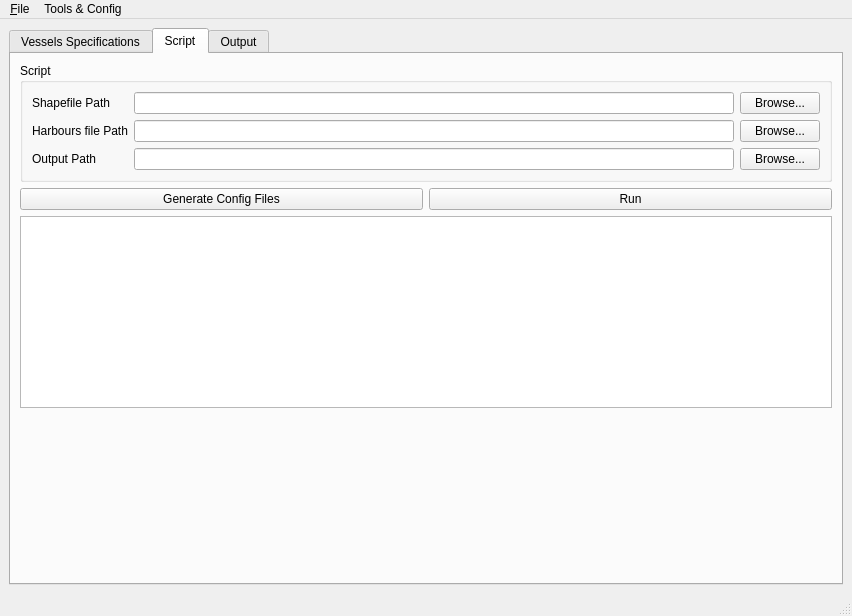
First picture: the form in vesseleditor/vesseleditormainwindow.ui, repository frabas/DISPLACE_GUI, before the edit.
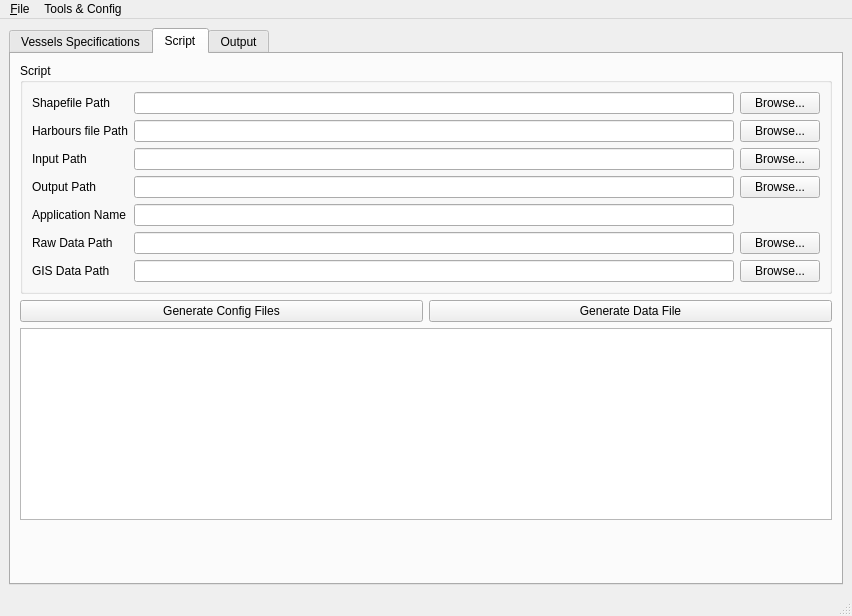
Second picture: the form after the edit. The open tabs and pages were chosen to show the change.

Commit message: New fields added to Vessel Editor. Arguments passed to Scripts.

The edit to the form file:
```diff
--- a/vesseleditor/vesseleditormainwindow.ui
+++ b/vesseleditor/vesseleditormainwindow.ui
@@ -73,18 +73,45 @@
            <string>Script</string>
           </property>
           <layout class="QGridLayout" name="gridLayout">
-           <item row="2" column="0">
+           <item row="6" column="0">
+            <widget class="QLabel" name="label_8">
+             <property name="text">
+              <string>GIS Data Path</string>
+             </property>
+            </widget>
+           </item>
+           <item row="5" column="0">
+            <widget class="QLabel" name="label_7">
+             <property name="text">
+              <string>Raw Data Path</string>
+             </property>
+            </widget>
+           </item>
+           <item row="6" column="1">
+            <widget class="QLineEdit" name="gisPath"/>
+           </item>
+           <item row="0" column="1">
+            <widget class="QLineEdit" name="shapefilePath"/>
+           </item>
+           <item row="4" column="1">
+            <widget class="QLineEdit" name="applicationName"/>
+           </item>
+           <item row="3" column="1">
+            <widget class="QLineEdit" name="outputPath"/>
+           </item>
+           <item row="3" column="0">
             <widget class="QLabel" name="label_5">
              <property name="text">
               <string>Output Path</string>
              </property>
             </widget>
            </item>
-           <item row="2" column="1">
-            <widget class="QLineEdit" name="outputPath"/>
-           </item>
-           <item row="1" column="1">
-            <widget class="QLineEdit" name="harbourFilePath"/>
+           <item row="3" column="3">
+            <widget class="QPushButton" name="browseOutputPath">
+             <property name="text">
+              <string>Browse...</string>
+             </property>
+            </widget>
            </item>
            <item row="1" column="0">
             <widget class="QLabel" name="label_2">
@@ -100,30 +127,64 @@
              </property>
             </widget>
            </item>
-           <item row="0" column="1">
-            <widget class="QLineEdit" name="shapefilePath"/>
-           </item>
-           <item row="2" column="2">
-            <widget class="QPushButton" name="browseOutputPath">
-             <property name="text">
-              <string>Browse...</string>
-             </property>
-            </widget>
-           </item>
-           <item row="0" column="2">
-            <widget class="QPushButton" name="browseShapefilePath">
-             <property name="text">
-              <string>Browse...</string>
-             </property>
-            </widget>
-           </item>
-           <item row="1" column="2">
+           <item row="1" column="3">
             <widget class="QPushButton" name="browseHarboursPath">
              <property name="text">
               <string>Browse...</string>
              </property>
             </widget>
            </item>
+           <item row="1" column="1">
+            <widget class="QLineEdit" name="harbourFilePath"/>
+           </item>
+           <item row="2" column="0">
+            <widget class="QLabel" name="label_9">
+             <property name="text">
+              <string>Input Path</string>
+             </property>
+            </widget>
+           </item>
+           <item row="2" column="1">
+            <widget class="QLineEdit" name="inputPath"/>
+           </item>
+           <item row="5" column="1">
+            <widget class="QLineEdit" name="rawPath"/>
+           </item>
+           <item row="0" column="3">
+            <widget class="QPushButton" name="browseShapefilePath">
+             <property name="text">
+              <string>Browse...</string>
+             </property>
+            </widget>
+           </item>
+           <item row="4" column="0">
+            <widget class="QLabel" name="label_3">
+             <property name="text">
+              <string>Application Name</string>
+             </property>
+            </widget>
+           </item>
+           <item row="2" column="3">
+            <widget class="QPushButton" name="browseInputPath">
+             <property name="text">
+              <string>Browse...</string>
+             </property>
+            </widget>
+           </item>
+           <item row="5" column="3">
+            <widget class="QPushButton" name="browseRawPath">
+             <property name="text">
+              <string>Browse...</string>
+             </property>
+            </widget>
+           </item>
+           <item row="6" column="3">
+            <widget class="QPushButton" name="browseGISPath">
+             <property name="text">
+              <string>Browse...</string>
+             </property>
+            </widget>
+           </item>
           </layout>
          </widget>
         </item>
@@ -139,7 +200,7 @@
           <item>
            <widget class="QPushButton" name="run">
             <property name="text">
-             <string>Run</string>
+             <string>Generate Data File</string>
             </property>
            </widget>
           </item>
@@ -213,20 +274,6 @@
                  </property>
                 </spacer>
                </item>
-               <item row="0" column="0">
-                <widget class="QLabel" name="label_3">
-                 <property name="text">
-                  <string>Application Name</string>
-                 </property>
-                </widget>
-               </item>
-               <item row="1" column="0">
-                <widget class="QLabel" name="label_4">
-                 <property name="text">
-                  <string>Graph Name</string>
-                 </property>
-                </widget>
-               </item>
                <item row="0" column="2">
                 <widget class="QLineEdit" name="lineEdit_2"/>
                </item>
```
Left out of the diff: 39 changed lines with no effect on the pictures. The commit also changes 2 other files.
